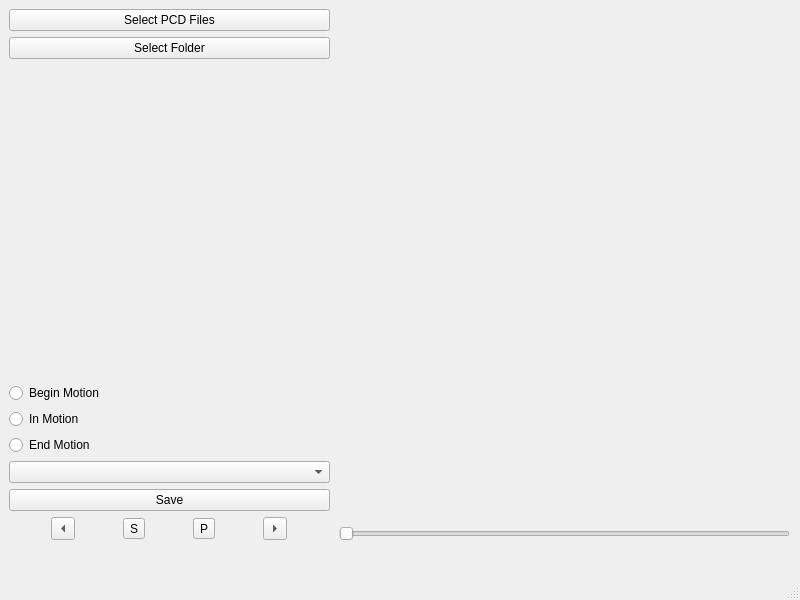
Before: the Qt Designer form apps/src/pcd_video_player/pcd_video_player.ui in SebastienDucatteeuw/pcl, drawn with Qt 5.
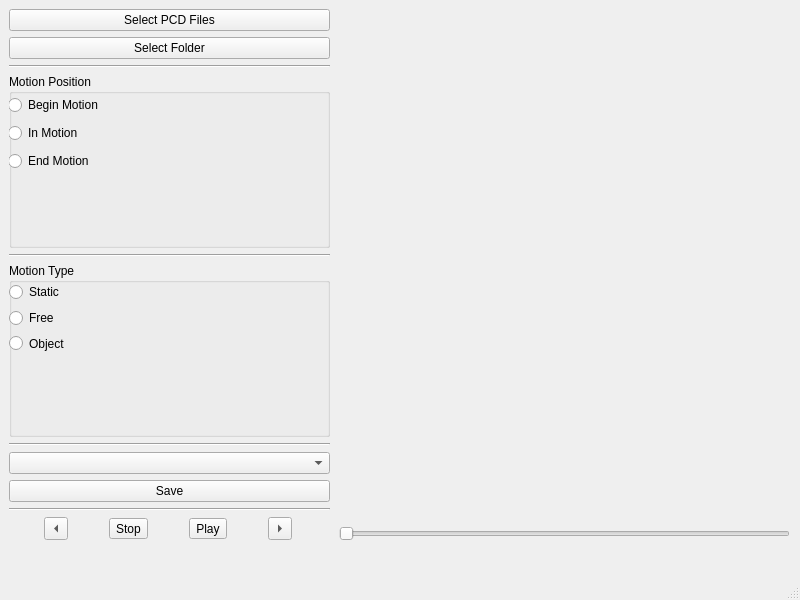
After: the same form once the commit is applied. Custom widgets are drawn as their Qt base class.

Commit message: Added motion type, changed combobox, fixed sliderIndex

```diff
--- a/apps/src/pcd_video_player/pcd_video_player.ui
+++ b/apps/src/pcd_video_player/pcd_video_player.ui
@@ -61,36 +61,106 @@
       </widget>
      </item>
      <item>
-      <spacer name="verticalSpacer">
+      <widget class="Line" name="line_4">
        <property name="orientation">
-        <enum>Qt::Vertical</enum>
+        <enum>Qt::Horizontal</enum>
        </property>
-       <property name="sizeHint" stdset="0">
-        <size>
-         <width>20</width>
-         <height>40</height>
-        </size>
+      </widget>
+     </item>
+     <item>
+      <widget class="QGroupBox" name="motionPositionGroupBox">
+       <property name="title">
+        <string>Motion Position</string>
        </property>
-      </spacer>
+       <widget class="QWidget" name="verticalLayoutWidget_3">
+        <property name="geometry">
+         <rect>
+          <x>-1</x>
+          <y>19</y>
+          <width>321</width>
+          <height>81</height>
+         </rect>
+        </property>
+        <layout class="QVBoxLayout" name="verticalLayout_3">
+         <item>
+          <widget class="QRadioButton" name="beginMotionRadioButton">
+           <property name="text">
+            <string>Begin Motion</string>
+           </property>
+          </widget>
+         </item>
+         <item>
+          <widget class="QRadioButton" name="inMotionRadioButton">
+           <property name="text">
+            <string>In Motion</string>
+           </property>
+          </widget>
+         </item>
+         <item>
+          <widget class="QRadioButton" name="endMotionRadioButton">
+           <property name="text">
+            <string>End Motion</string>
+           </property>
+          </widget>
+         </item>
+        </layout>
+       </widget>
+      </widget>
      </item>
      <item>
-      <widget class="QRadioButton" name="beginMotionRadioButton">
-       <property name="text">
-        <string>Begin Motion</string>
+      <widget class="Line" name="line">
+       <property name="orientation">
+        <enum>Qt::Horizontal</enum>
        </property>
       </widget>
      </item>
      <item>
-      <widget class="QRadioButton" name="inMotionRadioButton">
-       <property name="text">
-        <string>In Motion</string>
+      <widget class="QGroupBox" name="motionTypeGroupBox">
+       <property name="title">
+        <string>Motion Type</string>
        </property>
+       <widget class="QWidget" name="verticalLayoutWidget_4">
+        <property name="geometry">
+         <rect>
+          <x>0</x>
+          <y>19</y>
+          <width>321</width>
+          <height>71</height>
+         </rect>
+        </property>
+        <layout class="QVBoxLayout" name="verticalLayout_4">
+         <item>
+          <widget class="QRadioButton" name="staticRadioButton">
+           <property name="focusPolicy">
+            <enum>Qt::StrongFocus</enum>
+           </property>
+           <property name="text">
+            <string>Static</string>
+           </property>
+          </widget>
+         </item>
+         <item>
+          <widget class="QRadioButton" name="freeRadioButton">
+           <property name="text">
+            <string>Free</string>
+           </property>
+          </widget>
+         </item>
+         <item>
+          <widget class="QRadioButton" name="objectRadioButton">
+           <property name="text">
+            <string>Object</string>
+           </property>
+          </widget>
+         </item>
+        </layout>
+       </widget>
       </widget>
      </item>
      <item>
-      <widget class="QRadioButton" name="endMotionRadioButton">
-       <property name="text">
-        <string>End Motion</string>
+      <widget class="Line" name="line_2">
+       <property name="orientation">
+        <enum>Qt::Horizontal</enum>
        </property>
       </widget>
      </item>
@@ -104,6 +174,13 @@
        </property>
       </widget>
      </item>
+     <item>
+      <widget class="Line" name="line_3">
+       <property name="orientation">
+        <enum>Qt::Horizontal</enum>
+       </property>
+      </widget>
+     </item>
      <item>
       <layout class="QHBoxLayout" name="horizontalLayout">
        <item>
@@ -119,14 +196,14 @@
        <item>
         <widget class="QToolButton" name="stopButton">
          <property name="text">
-          <string>S</string>
+          <string>Stop</string>
          </property>
         </widget>
        </item>
        <item>
         <widget class="QToolButton" name="playButton">
          <property name="text">
-          <string>P</string>
+          <string>Play</string>
          </property>
          <property name="arrowType">
           <enum>Qt::NoArrow</enum>
```
The commit also changes 2 other files.
